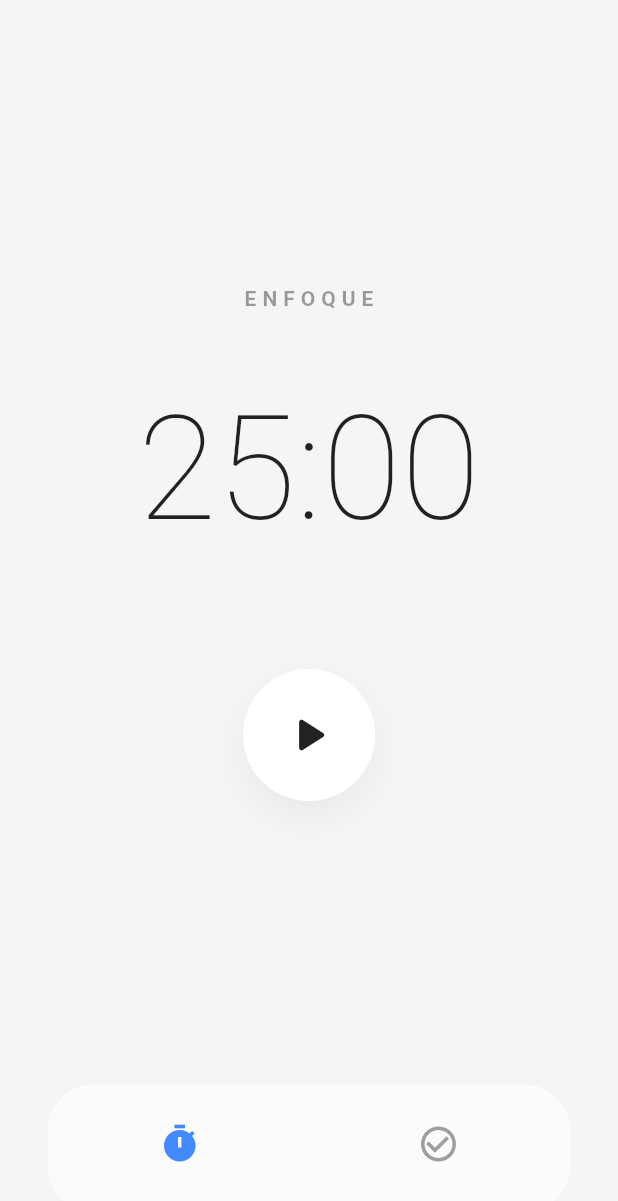
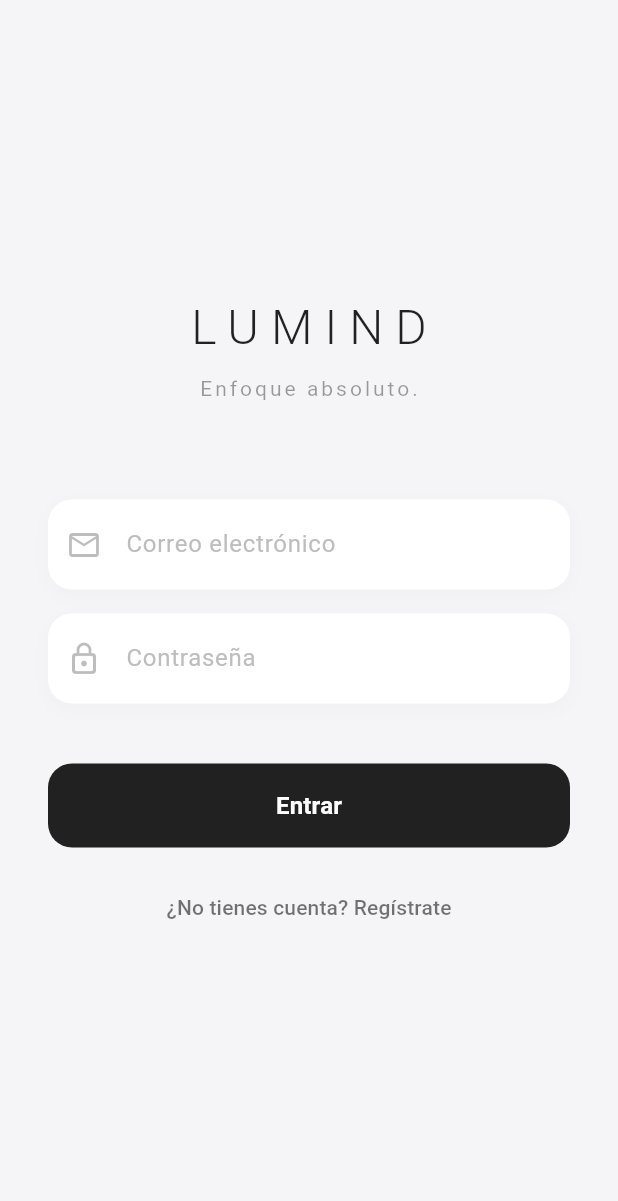
Before and after one commit to MeddinaDev/Lumind, a Flutter app: the screen it shows after launch, on a phone screen of 412 x 824 dp. Shown: the top 1201 px of the screen. Run offline on Flutter 3.47's test engine with Material 3 defaults, Android fonts, the light colour scheme and no system bars; our stand-ins replace equatable, flutter_bloc, supabase_flutter; accounts and stored records are empty.

Commit message:
feat: Connect tasks to Pomodoro timer and implement Supabase real authentication

```diff
--- a/lib/main.dart
+++ b/lib/main.dart
@@ -1,13 +1,13 @@
 import 'package:flutter/material.dart';
 import 'package:flutter_bloc/flutter_bloc.dart';
 import 'package:supabase_flutter/supabase_flutter.dart';
+import 'presentation/pantallas/pantalla_login.dart';
 
 // Importaciones de Usuario
 import 'data/datasources/usuario_remote_data_source.dart';
 import 'data/repositories/usuario_repository_impl.dart';
 import 'domain/usecases/crear_usuario_usecase.dart';
 import 'presentation/bloc/usuario/usuario_bloc.dart';
-import 'presentation/pantallas/pantalla_principal.dart';
 
 // Importaciones de Tarea
 import 'data/datasources/tarea_remote_data_source.dart';
@@ -82,7 +82,7 @@ class LumindApp extends StatelessWidget {
           colorScheme: ColorScheme.fromSeed(seedColor: Colors.blueAccent),
           useMaterial3: true,
         ),
-        home: const PantallaPrincipal(),
+        home: const PantallaLogin(),
       ),
     );
   }
--- /dev/null
+++ b/lib/presentation/pantallas/pantalla_login.dart
@@ -0,0 +1,205 @@
+import 'package:flutter/material.dart';
+import 'package:supabase_flutter/supabase_flutter.dart';
+import 'pantalla_principal.dart';
+
+class PantallaLogin extends StatefulWidget {
+  const PantallaLogin({super.key});
+
+  @override
+  State<PantallaLogin> createState() => _PantallaLoginState();
+}
+
+class _PantallaLoginState extends State<PantallaLogin> {
+  final _emailController = TextEditingController();
+  final _passwordController = TextEditingController();
+  bool _estaCargando = false;
+
+  // Instancia de Supabase para la autenticación
+  final _supabase = Supabase.instance.client;
+
+  @override
+  void dispose() {
+    _emailController.dispose();
+    _passwordController.dispose();
+    super.dispose();
+  }
+
+  // Función para iniciar sesión
+  Future<void> _iniciarSesion() async {
+    setState(() => _estaCargando = true);
+    try {
+      await _supabase.auth.signInWithPassword(
+        email: _emailController.text.trim(),
+        password: _passwordController.text.trim(),
+      );
+      if (mounted) {
+        Navigator.of(context).pushReplacement(
+          MaterialPageRoute(builder: (context) => const PantallaPrincipal()),
+        );
+      }
+    } on AuthException catch (error) {
+      _mostrarError(error.message);
+    } catch (error) {
+      _mostrarError('Ocurrió un error inesperado');
+    } finally {
+      if (mounted) setState(() => _estaCargando = false);
+    }
+  }
+
+  // Función para registrar una cuenta nueva
+  Future<void> _registrarCuenta() async {
+    setState(() => _estaCargando = true);
+    try {
+      await _supabase.auth.signUp(
+        email: _emailController.text.trim(),
+        password: _passwordController.text.trim(),
+      );
+      _mostrarMensaje('¡Cuenta creada! Revisa tu email para confirmar (si lo configuraste en Supabase), o inicia sesión directamente.');
+    } on AuthException catch (error) {
+      _mostrarError(error.message);
+    } catch (error) {
+      _mostrarError('Ocurrió un error inesperado');
+    } finally {
+      if (mounted) setState(() => _estaCargando = false);
+    }
+  }
+
+  void _mostrarError(String mensaje) {
+    ScaffoldMessenger.of(context).showSnackBar(
+      SnackBar(content: Text(mensaje, style: const TextStyle(color: Colors.white)), backgroundColor: Colors.redAccent),
+    );
+  }
+
+  void _mostrarMensaje(String mensaje) {
+    ScaffoldMessenger.of(context).showSnackBar(
+      SnackBar(content: Text(mensaje, style: const TextStyle(color: Colors.white)), backgroundColor: Colors.black87),
+    );
+  }
+
+  @override
+  Widget build(BuildContext context) {
+    return Scaffold(
+      backgroundColor: const Color(0xFFF5F5F7), // Fondo limpio corporativo
+      body: SafeArea(
+        child: Center(
+          child: SingleChildScrollView(
+            padding: const EdgeInsets.symmetric(horizontal: 32.0),
+            child: Column(
+              mainAxisAlignment: MainAxisAlignment.center,
+              children: [
+                // Logotipo tipográfico minimalista
+                const Text(
+                  'LUMIND',
+                  style: TextStyle(
+                    fontSize: 32,
+                    letterSpacing: 8.0,
+                    fontWeight: FontWeight.w300,
+                    color: Colors.black87,
+                  ),
+                ),
+                const SizedBox(height: 8),
+                const Text(
+                  'Enfoque absoluto.',
+                  style: TextStyle(
+                    fontSize: 14,
+                    letterSpacing: 2.0,
+                    fontWeight: FontWeight.w400,
+                    color: Colors.black38,
+                  ),
+                ),
+                const SizedBox(height: 64),
+
+                // Campo de Email
+                _ConstruirCampoTexto(
+                  controlador: _emailController,
+                  hint: 'Correo electrónico',
+                  icono: Icons.email_outlined,
+                  esOculto: false,
+                ),
+                const SizedBox(height: 16),
+
+                // Campo de Contraseña
+                _ConstruirCampoTexto(
+                  controlador: _passwordController,
+                  hint: 'Contraseña',
+                  icono: Icons.lock_outline_rounded,
+                  esOculto: true,
+                ),
+                const SizedBox(height: 40),
+
+                // Botones de acción
+                if (_estaCargando)
+                  const CircularProgressIndicator(color: Colors.black87)
+                else ...[
+                  SizedBox(
+                    width: double.infinity,
+                    height: 56,
+                    child: ElevatedButton(
+                      onPressed: _iniciarSesion,
+                      style: ElevatedButton.styleFrom(
+                        backgroundColor: Colors.black87,
+                        foregroundColor: Colors.white,
+                        elevation: 0,
+                        shape: RoundedRectangleBorder(borderRadius: BorderRadius.circular(16)),
+                      ),
+                      child: const Text('Entrar', style: TextStyle(fontSize: 16, fontWeight: FontWeight.w600)),
+                    ),
+                  ),
+                  const SizedBox(height: 16),
+                  TextButton(
+                    onPressed: _registrarCuenta,
+                    child: const Text('¿No tienes cuenta? Regístrate', style: TextStyle(color: Colors.black54)),
+                  ),
+                ],
+              ],
+            ),
+          ),
+        ),
+      ),
+    );
+  }
+}
+
+// Widget auxiliar para mantener el código limpio y los campos elegantes
+class _ConstruirCampoTexto extends StatelessWidget {
+  final TextEditingController controlador;
+  final String hint;
+  final IconData icono;
+  final bool esOculto;
+
+  const _ConstruirCampoTexto({
+    required this.controlador,
+    required this.hint,
+    required this.icono,
+    required this.esOculto,
+  });
+
+  @override
+  Widget build(BuildContext context) {
+    return Container(
+      decoration: BoxDecoration(
+        color: Colors.white,
+        borderRadius: BorderRadius.circular(16),
+        boxShadow: [
+          BoxShadow(
+            color: Colors.black.withValues(alpha: 0.02),
+            blurRadius: 10,
+            offset: const Offset(0, 4),
+          ),
+        ],
+      ),
+      child: TextField(
+        controller: controlador,
+        obscureText: esOculto,
+        keyboardType: esOculto ? TextInputType.text : TextInputType.emailAddress,
+        decoration: InputDecoration(
+          hintText: hint,
+          hintStyle: TextStyle(color: Colors.grey.shade400, fontWeight: FontWeight.w400),
+          prefixIcon: Icon(icono, color: Colors.black26),
+          border: InputBorder.none,
+          contentPadding: const EdgeInsets.symmetric(horizontal: 20, vertical: 18),
+        ),
+      ),
+    );
+  }
+}
```
Also changed, not shown: lib/presentation/bloc/pomodoro/pomodoro_bloc.dart (+18 -68 lines), lib/presentation/pantallas/tareas/pantalla_tareas.dart (+9 -6 lines).
